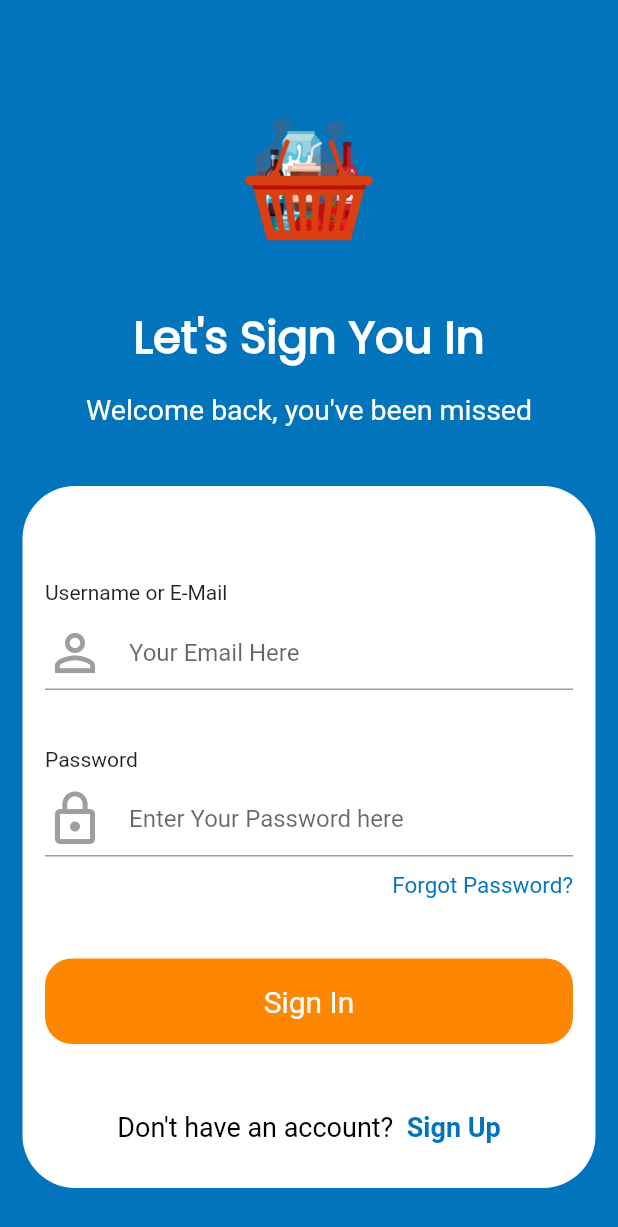
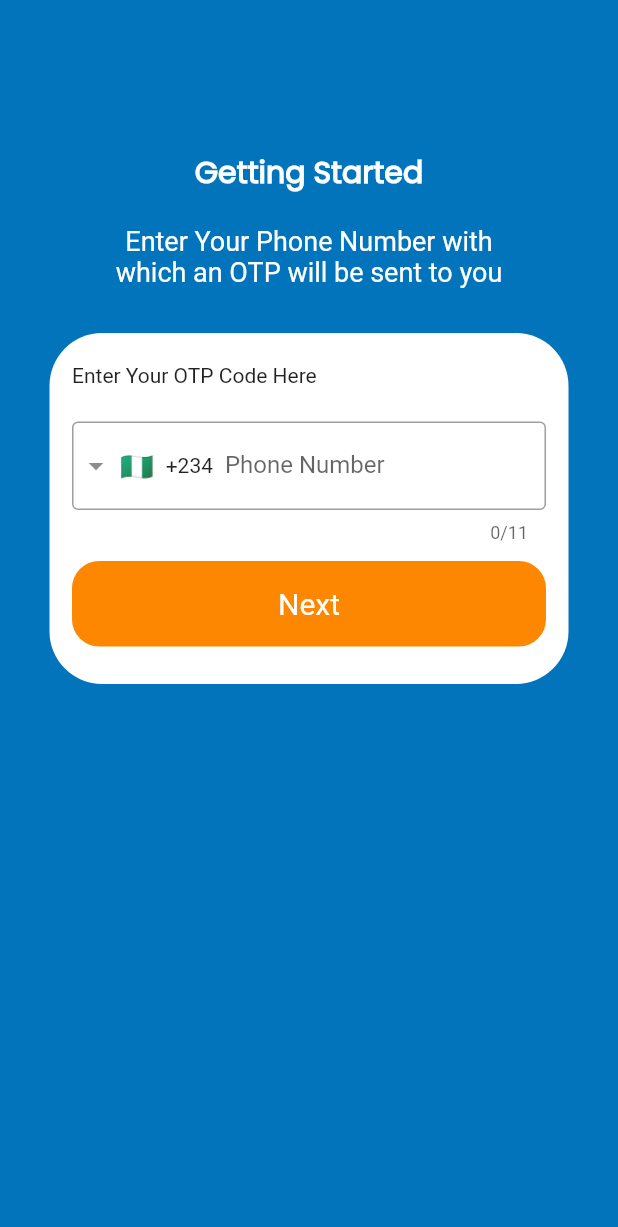
Before and after one commit to valentinesamuel/MarketOnlineApp, a Flutter app: the screen it shows after launch, on a phone screen of 412 x 824 dp. Shown: the top 1227 px of the screen. Run offline on Flutter 3.47's test engine with Material 2 defaults, Android fonts, the phone set to English and light mode, and no system bars; drawn by our look-alikes of intl_phone_field.

Commit message:
Coded the phone number input screen
I have been able to develop the phone number screen. So that the user can select their respective countries and the code will show up then thay can input the remaining ten digits of their phone number, so that an OTP will be sent to them.. I was able to put the phone number screen in its own file..Next will be the OTP verification screen

```diff
--- a/lib/main.dart
+++ b/lib/main.dart
@@ -1,8 +1,8 @@
-import 'package:MarketApp/screens/login_screen.dart';
+import 'package:MarketApp/screens/verify_phone_number.dart';
 import 'package:flutter/material.dart';
 
 void main() {
   runApp(MaterialApp(
-    home: LoginScreen(),
+    home: PhoneVerifyScreen(),
   ));
 }
--- /dev/null
+++ b/lib/screens/verify_phone_number.dart
@@ -0,0 +1,120 @@
+import 'package:MarketApp/utilities/constants.dart';
+import 'package:flutter/material.dart';
+import 'package:intl_phone_field/intl_phone_field.dart';
+
+
+class PhoneVerifyScreen extends StatefulWidget {
+  @override
+  _PhoneVerifyScreenState createState() => _PhoneVerifyScreenState();
+}
+
+class _PhoneVerifyScreenState extends State<PhoneVerifyScreen> {
+  @override
+  Widget build(BuildContext context) {
+    return Scaffold(
+      backgroundColor: KBlueColor,
+      body: Center(
+        child: Padding(
+          padding: const EdgeInsets.symmetric(horizontal: 18.0),
+          child: Column(
+            children: <Widget>[
+              SizedBox(height: 100.0),
+              Text(
+                "Getting Started",
+                style: TextStyle(
+                    fontWeight: FontWeight.bold,
+                    fontSize: 20.0,
+                    fontFamily: 'Poppins',
+                    color: Colors.white),
+              ),
+              Padding(
+                  padding: EdgeInsets.fromLTRB(40.0, 20.0, 40.0, 0),
+                  child: Text(
+                    'Enter Your Phone Number with which an OTP will be sent to you',
+                    style: TextStyle(
+                      fontSize: 18.0,
+                      color: Colors.white,
+                    ),
+                    textAlign: TextAlign.center,
+                  )),
+              Container(
+                decoration: BoxDecoration(
+                    color: Colors.white,
+                    borderRadius: BorderRadius.circular(35.0)),
+                margin: EdgeInsets.fromLTRB(15.0, 30.0, 15.0, 0),
+                child: Padding(
+                  padding: EdgeInsets.fromLTRB(15.0, 20.0, 15.0, 0),
+                  child: Column(
+                    crossAxisAlignment: CrossAxisAlignment.start,
+                    children: <Widget>[
+                      Text(
+                        "Enter Your OTP Code Here",
+                        textAlign: TextAlign.left,
+                      ),
+                      SizedBox(
+                        height: 23,
+                      ),
+                      Column(
+                        children: <Widget>[
+                          IntlPhoneField(
+                            decoration: InputDecoration(
+                              labelText: 'Phone Number',
+                              border: OutlineInputBorder(
+                                borderSide: BorderSide(color: Colors.white),
+                              ),
+                            ),
+                            initialCountryCode: 'NG',
+                            onChanged: (phone) {
+                              print(phone.completeNumber);
+                            },
+                          ),
+                          Container(
+                            margin: EdgeInsets.fromLTRB(0, 12.0, 0, 25.0),
+                            height: 57.0,
+                            width: double.infinity,
+                            child: Center(
+                              child: Text(
+                                'Next',
+                                style: TextStyle(
+                                    color: Colors.white, fontSize: 20.0),
+                              ),
+                            ),
+                            decoration: BoxDecoration(
+                                color: KOrangeColor,
+                                borderRadius: BorderRadius.circular(18.0)),
+                          ),
+                          // Padding(
+                          //   padding: EdgeInsets.fromLTRB(0, 0, 0, 20.0),
+                          // child: Row(
+                          //   mainAxisAlignment: MainAxisAlignment.center,
+                          //   children: <Widget>[
+                          //     Text('Already have an account?  ',
+                          //         style: TextStyle(
+                          //             color: Colors.black,
+                          //             fontSize: 18.0)),
+                          //     GestureDetector(
+                          //       onTap: () {
+                          //         Navigator.pop(context);
+                          //       },
+                          //       child: Text('Sign In',
+                          //           style: TextStyle(
+                          //               fontWeight: FontWeight.bold,
+                          //               color: KBlueColor,
+                          //               fontSize: 18.0)),
+                          //     ),
+                          //   ],
+                          // ),
+                          // ),
+                        ],
+                      ),
+                    ],
+                  ),
+                ),
+              )
+            ],
+          ),
+        ),
+      ),
+    );
+  }
+}
--- a/pubspec.yaml
+++ b/pubspec.yaml
@@ -27,6 +27,8 @@ dependencies:
   # The following adds the Cupertino Icons font to your application.
   # Use with the CupertinoIcons class for iOS style icons.
   cupertino_icons: ^0.1.3
+  intl_phone_field: ^1.3.0
+  pin_input_text_field: ^3.1.1
 
 dev_dependencies:
   flutter_test:
@@ -45,7 +47,6 @@ flutter:
   # To add assets to your application, add an assets section, like this:
   assets:
     - assets/images/
-
 
   # An image asset can refer to one or more resolution-specific "variants", see
   # https://flutter.dev/assets-and-images/#resolution-aware.
```
Also changed, not shown: pubspec.lock.
